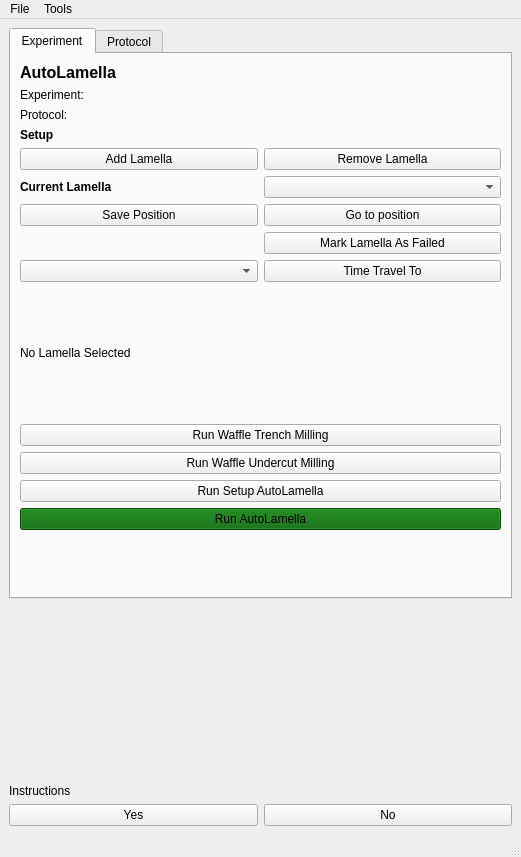
DeMarcoLab/autolamella, file autolamella/ui/qt/AutoLamellaUI.ui: the form before one commit.
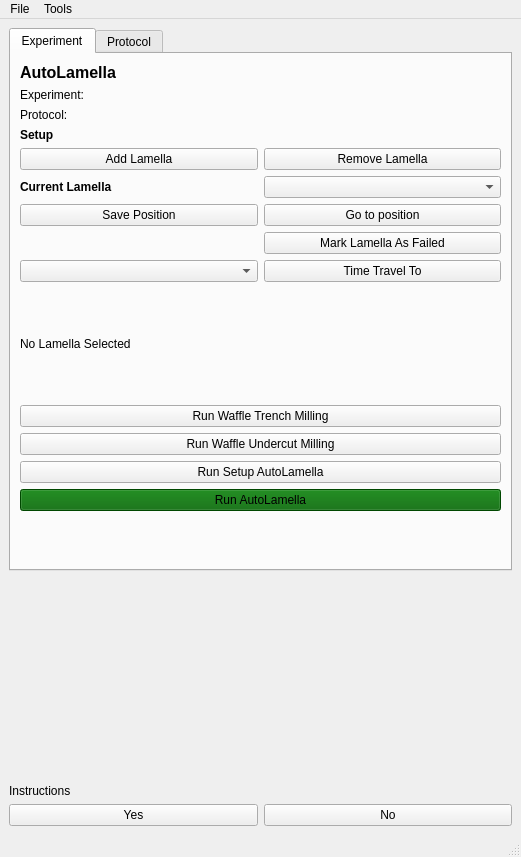
The form after the commit.

Diff of the .ui file:
```diff
--- a/autolamella/ui/qt/AutoLamellaUI.ui
+++ b/autolamella/ui/qt/AutoLamellaUI.ui
@@ -179,10 +179,458 @@
           <property name="text">
            <string>Run Waffle Trench Milling</string>
           </property>
+          <property name="default">
+           <bool>false</bool>
+          </property>
+          <property name="flat">
+           <bool>false</bool>
+          </property>
          </widget>
         </item>
         <item row="21" column="0" colspan="2">
          <widget class="QPushButton" name="pushButton_run_autolamella">
+          <property name="palette">
+           <palette>
+            <active>
+             <colorrole role="WindowText">
+              <brush brushstyle="SolidPattern">
+               <color alpha="255">
+                <red>0</red>
+                <green>0</green>
+                <blue>0</blue>
+               </color>
+              </brush>
+             </colorrole>
+             <colorrole role="Button">
+              <brush brushstyle="SolidPattern">
+               <color alpha="255">
+                <red>255</red>
+                <green>255</green>
+                <blue>255</blue>
+               </color>
+              </brush>
+             </colorrole>
+             <colorrole role="Light">
+              <brush brushstyle="SolidPattern">
+               <color alpha="255">
+                <red>255</red>
+                <green>255</green>
+                <blue>255</blue>
+               </color>
+              </brush>
+             </colorrole>
+             <colorrole role="Midlight">
+              <brush brushstyle="SolidPattern">
+               <color alpha="255">
+                <red>255</red>
+                <green>255</green>
+                <blue>255</blue>
+               </color>
+              </brush>
+             </colorrole>
+             <colorrole role="Dark">
+              <brush brushstyle="SolidPattern">
+               <color alpha="255">
+                <red>127</red>
+                <green>127</green>
+                <blue>127</blue>
+               </color>
+              </brush>
+             </colorrole>
+             <colorrole role="Mid">
+              <brush brushstyle="SolidPattern">
+               <color alpha="255">
+                <red>170</red>
+                <green>170</green>
+                <blue>170</blue>
+               </color>
+              </brush>
+             </colorrole>
+             <colorrole role="Text">
+              <brush brushstyle="SolidPattern">
+               <color alpha="255">
+                <red>0</red>
+                <green>0</green>
+                <blue>0</blue>
+               </color>
+              </brush>
+             </colorrole>
+             <colorrole role="BrightText">
+              <brush brushstyle="SolidPattern">
+               <color alpha="255">
+                <red>255</red>
+                <green>255</green>
+                <blue>255</blue>
+               </color>
+              </brush>
+             </colorrole>
+             <colorrole role="ButtonText">
+              <brush brushstyle="SolidPattern">
+               <color alpha="255">
+                <red>0</red>
+                <green>0</green>
+                <blue>0</blue>
+               </color>
+              </brush>
+             </colorrole>
+             <colorrole role="Base">
+              <brush brushstyle="SolidPattern">
+               <color alpha="255">
+                <red>255</red>
+                <green>255</green>
+                <blue>255</blue>
+               </color>
+              </brush>
+             </colorrole>
+             <colorrole role="Window">
+              <brush brushstyle="SolidPattern">
+               <color alpha="255">
+                <red>255</red>
+                <green>255</green>
+                <blue>255</blue>
+               </color>
+              </brush>
+             </colorrole>
+             <colorrole role="Shadow">
+              <brush brushstyle="SolidPattern">
+               <color alpha="255">
+                <red>0</red>
+                <green>0</green>
+                <blue>0</blue>
+               </color>
+              </brush>
+             </colorrole>
+             <colorrole role="AlternateBase">
+              <brush brushstyle="SolidPattern">
+               <color alpha="255">
+                <red>255</red>
+                <green>255</green>
+                <blue>255</blue>
+               </color>
+              </brush>
+             </colorrole>
+             <colorrole role="ToolTipBase">
+              <brush brushstyle="SolidPattern">
+               <color alpha="255">
+                <red>255</red>
+                <green>255</green>
+                <blue>220</blue>
+               </color>
+              </brush>
+             </colorrole>
+             <colorrole role="ToolTipText">
+              <brush brushstyle="SolidPattern">
+               <color alpha="255">
+                <red>0</red>
+                <green>0</green>
+                <blue>0</blue>
+               </color>
+              </brush>
+             </colorrole>
+             <colorrole role="PlaceholderText">
+              <brush brushstyle="SolidPattern">
+               <color alpha="128">
+                <red>0</red>
+                <green>0</green>
+                <blue>0</blue>
+               </color>
+              </brush>
+             </colorrole>
+            </active>
+            <inactive>
+             <colorrole role="WindowText">
+              <brush brushstyle="SolidPattern">
+               <color alpha="255">
+                <red>0</red>
+                <green>0</green>
+                <blue>0</blue>
+               </color>
+              </brush>
+             </colorrole>
+             <colorrole role="Button">
+              <brush brushstyle="SolidPattern">
+               <color alpha="255">
+                <red>255</red>
+                <green>255</green>
+                <blue>255</blue>
+               </color>
+              </brush>
+             </colorrole>
+             <colorrole role="Light">
+              <brush brushstyle="SolidPattern">
+               <color alpha="255">
+                <red>255</red>
+                <green>255</green>
+                <blue>255</blue>
+               </color>
+              </brush>
+             </colorrole>
+             <colorrole role="Midlight">
+              <brush brushstyle="SolidPattern">
+               <color alpha="255">
+                <red>255</red>
+                <green>255</green>
+                <blue>255</blue>
+               </color>
+              </brush>
+             </colorrole>
+             <colorrole role="Dark">
+              <brush brushstyle="SolidPattern">
+               <color alpha="255">
+                <red>127</red>
+                <green>127</green>
+                <blue>127</blue>
+               </color>
+              </brush>
+             </colorrole>
+             <colorrole role="Mid">
+              <brush brushstyle="SolidPattern">
+               <color alpha="255">
+                <red>170</red>
+                <green>170</green>
+                <blue>170</blue>
+               </color>
+              </brush>
+             </colorrole>
+             <colorrole role="Text">
+              <brush brushstyle="SolidPattern">
+               <color alpha="255">
+                <red>0</red>
+                <green>0</green>
+                <blue>0</blue>
+               </color>
+              </brush>
+             </colorrole>
+             <colorrole role="BrightText">
+              <brush brushstyle="SolidPattern">
+               <color alpha="255">
+                <red>255</red>
+                <green>255</green>
+                <blue>255</blue>
+               </color>
+              </brush>
+             </colorrole>
+             <colorrole role="ButtonText">
+              <brush brushstyle="SolidPattern">
+               <color alpha="255">
+                <red>0</red>
+                <green>0</green>
+                <blue>0</blue>
+               </color>
+              </brush>
+             </colorrole>
+             <colorrole role="Base">
+              <brush brushstyle="SolidPattern">
+               <color alpha="255">
+                <red>255</red>
+                <green>255</green>
+                <blue>255</blue>
+               </color>
+              </brush>
+             </colorrole>
+             <colorrole role="Window">
+              <brush brushstyle="SolidPattern">
+               <color alpha="255">
+                <red>255</red>
+                <green>255</green>
+                <blue>255</blue>
+               </color>
+              </brush>
+             </colorrole>
+             <colorrole role="Shadow">
+              <brush brushstyle="SolidPattern">
+               <color alpha="255">
+                <red>0</red>
+                <green>0</green>
+                <blue>0</blue>
+               </color>
+              </brush>
+             </colorrole>
+             <colorrole role="AlternateBase">
+              <brush brushstyle="SolidPattern">
+               <color alpha="255">
+                <red>255</red>
+                <green>255</green>
+                <blue>255</blue>
+               </color>
+              </brush>
+             </colorrole>
+             <colorrole role="ToolTipBase">
+              <brush brushstyle="SolidPattern">
+               <color alpha="255">
+                <red>255</red>
+                <green>255</green>
+                <blue>220</blue>
+               </color>
+              </brush>
+             </colorrole>
+             <colorrole role="ToolTipText">
+              <brush brushstyle="SolidPattern">
+               <color alpha="255">
+                <red>0</red>
+                <green>0</green>
+                <blue>0</blue>
+               </color>
+              </brush>
+             </colorrole>
+             <colorrole role="PlaceholderText">
+              <brush brushstyle="SolidPattern">
+               <color alpha="128">
+                <red>0</red>
+                <green>0</green>
+                <blue>0</blue>
+               </color>
+              </brush>
+             </colorrole>
+            </inactive>
+            <disabled>
+             <colorrole role="WindowText">
+              <brush brushstyle="SolidPattern">
+               <color alpha="255">
+                <red>127</red>
+                <green>127</green>
+                <blue>127</blue>
+               </color>
+              </brush>
+             </colorrole>
+             <colorrole role="Button">
+              <brush brushstyle="SolidPattern">
+               <color alpha="255">
+                <red>255</red>
+                <green>255</green>
+                <blue>255</blue>
+               </color>
+              </brush>
+             </colorrole>
+             <colorrole role="Light">
+              <brush brushstyle="SolidPattern">
+               <color alpha="255">
+                <red>255</red>
+                <green>255</green>
+                <blue>255</blue>
+               </color>
+              </brush>
+             </colorrole>
+             <colorrole role="Midlight">
+              <brush brushstyle="SolidPattern">
+               <color alpha="255">
+                <red>255</red>
+                <green>255</green>
+                <blue>255</blue>
+               </color>
+              </brush>
+             </colorrole>
+             <colorrole role="Dark">
+              <brush brushstyle="SolidPattern">
+               <color alpha="255">
+                <red>127</red>
+                <green>127</green>
+                <blue>127</blue>
+               </color>
+              </brush>
+             </colorrole>
+             <colorrole role="Mid">
+              <brush brushstyle="SolidPattern">
+               <color alpha="255">
+                <red>170</red>
+                <green>170</green>
+                <blue>170</blue>
+               </color>
+              </brush>
+             </colorrole>
+             <colorrole role="Text">
+              <brush brushstyle="SolidPattern">
+               <color alpha="255">
+                <red>127</red>
+                <green>127</green>
+                <blue>127</blue>
+               </color>
+              </brush>
+             </colorrole>
+             <colorrole role="BrightText">
+              <brush brushstyle="SolidPattern">
+               <color alpha="255">
+                <red>255</red>
+                <green>255</green>
+                <blue>255</blue>
+               </color>
+              </brush>
+             </colorrole>
+             <colorrole role="ButtonText">
+              <brush brushstyle="SolidPattern">
+               <color alpha="255">
+                <red>127</red>
+                <green>127</green>
+                <blue>127</blue>
+               </color>
+              </brush>
+             </colorrole>
+             <colorrole role="Base">
+              <brush brushstyle="SolidPattern">
+               <color alpha="255">
+                <red>255</red>
+                <green>255</green>
+                <blue>255</blue>
+               </color>
+              </brush>
+             </colorrole>
+             <colorrole role="Window">
+              <brush brushstyle="SolidPattern">
+               <color alpha="255">
+                <red>255</red>
+                <green>255</green>
+                <blue>255</blue>
+               </color>
+              </brush>
+             </colorrole>
+             <colorrole role="Shadow">
+              <brush brushstyle="SolidPattern">
+               <color alpha="255">
+                <red>0</red>
+                <green>0</green>
+                <blue>0</blue>
+               </color>
+              </brush>
+             </colorrole>
+             <colorrole role="AlternateBase">
+              <brush brushstyle="SolidPattern">
+               <color alpha="255">
+                <red>255</red>
+                <green>255</green>
+                <blue>255</blue>
+               </color>
+              </brush>
+             </colorrole>
+             <colorrole role="ToolTipBase">
+              <brush brushstyle="SolidPattern">
+               <color alpha="255">
+                <red>255</red>
+                <green>255</green>
+                <blue>220</blue>
+               </color>
+              </brush>
+             </colorrole>
+             <colorrole role="ToolTipText">
+              <brush brushstyle="SolidPattern">
+               <color alpha="255">
+                <red>0</red>
+                <green>0</green>
+                <blue>0</blue>
+               </color>
+              </brush>
+             </colorrole>
+             <colorrole role="PlaceholderText">
+              <brush brushstyle="SolidPattern">
+               <color alpha="128">
+                <red>0</red>
+                <green>0</green>
+                <blue>0</blue>
+               </color>
+              </brush>
+             </colorrole>
+            </disabled>
+           </palette>
+          </property>
           <property name="font">
            <font>
             <weight>50</weight>
@@ -195,6 +643,15 @@
           <property name="text">
            <string>Run AutoLamella</string>
           </property>
+          <property name="autoDefault">
+           <bool>false</bool>
+          </property>
+          <property name="default">
+           <bool>false</bool>
+          </property>
+          <property name="flat">
+           <bool>false</bool>
+          </property>
          </widget>
         </item>
         <item row="8" column="1">
@@ -354,37 +811,17 @@
           </property>
          </widget>
         </item>
-        <item row="8" column="0">
-         <widget class="QLabel" name="beamShiftAttemptsLabel">
-          <property name="text">
-           <string>Beam shift attempts</string>
-          </property>
-         </widget>
-        </item>
-        <item row="8" column="1">
-         <widget class="QDoubleSpinBox" name="beamshift_attempts"/>
-        </item>
-        <item row="9" column="0">
+        <item row="10" column="0">
          <widget class="QLabel" name="label_protocol_align_at">
           <property name="text">
            <string>Align at:</string>
           </property>
          </widget>
         </item>
-        <item row="9" column="1">
+        <item row="10" column="1">
          <widget class="QComboBox" name="comboBox_current_alignment"/>
         </item>
-        <item row="10" column="0">
-         <widget class="QLabel" name="label_protocol_align_with">
-          <property name="text">
-           <string>Align with: </string>
-          </property>
-         </widget>
-        </item>
-        <item row="10" column="1">
-         <widget class="QComboBox" name="comboBox_alignment_with"/>
-        </item>
-        <item row="12" column="0" colspan="2">
+        <item row="14" column="0" colspan="2">
          <widget class="QLabel" name="label_ml_header">
           <property name="font">
            <font>
@@ -397,27 +834,27 @@
           </property>
          </widget>
         </item>
-        <item row="13" column="0">
+        <item row="15" column="0">
          <widget class="QLabel" name="label_ml_checkpoint">
           <property name="text">
            <string>Checkpoint</string>
           </property>
          </widget>
         </item>
-        <item row="13" column="1">
+        <item row="15" column="1">
          <widget class="QLineEdit" name="lineEdit_ml_checkpoint"/>
         </item>
-        <item row="14" column="0">
+        <item row="16" column="0">
          <widget class="QLabel" name="label_ml_encoder">
           <property name="text">
            <string>Encoder</string>
           </property>
          </widget>
         </item>
-        <item row="14" column="1">
+        <item row="16" column="1">
          <widget class="QLineEdit" name="lineEdit_ml_encoder"/>
         </item>
-        <item row="15" column="0" colspan="2">
+        <item row="17" column="0" colspan="2">
          <widget class="QLabel" name="label_supervise_header">
           <property name="font">
            <font>
@@ -430,69 +867,82 @@
           </property>
          </widget>
         </item>
-        <item row="16" column="0">
+        <item row="18" column="0">
          <widget class="QCheckBox" name="checkBox_trench">
           <property name="text">
            <string>Trench Stage</string>
           </property>
          </widget>
         </item>
-        <item row="16" column="1">
+        <item row="18" column="1">
          <widget class="QCheckBox" name="checkBox_setup">
           <property name="text">
            <string>Setup Stage</string>
           </property>
          </widget>
         </item>
-        <item row="17" column="0">
+        <item row="19" column="0">
          <widget class="QCheckBox" name="checkBox_undercut">
           <property name="text">
            <string>Undercut Stage</string>
           </property>
          </widget>
         </item>
-        <item row="17" column="1">
+        <item row="19" column="1">
          <widget class="QCheckBox" name="checkBox_features">
           <property name="text">
            <string>Features Stage</string>
           </property>
          </widget>
         </item>
-        <item row="18" column="1">
+        <item row="20" column="1">
          <widget class="QCheckBox" name="checkBox_supervise_mill_rough">
           <property name="text">
            <string>Mill Rough Stage</string>
           </property>
          </widget>
         </item>
-        <item row="19" column="1">
+        <item row="21" column="1">
          <widget class="QCheckBox" name="checkBox_supervise_mill_regular">
           <property name="text">
            <string>Mill Regular Stage</string>
           </property>
          </widget>
         </item>
-        <item row="20" column="1">
+        <item row="22" column="1">
          <widget class="QCheckBox" name="checkBox_supervise_mill_polishing">
           <property name="text">
            <string>Mill Polishing Stage</string>
           </property>
          </widget>
         </item>
-        <item row="23" column="0" colspan="2">
+        <item row="25" column="0" colspan="2">
          <widget class="QPushButton" name="pushButton_update_protocol">
           <property name="text">
            <string>Update Protocol</string>
           </property>
          </widget>
         </item>
-        <item row="24" column="0" colspan="2">
-         <widget class="QPushButton" name="export_protocol">
+        <item row="12" column="0">
+         <widget class="QLabel" name="beamShiftAttemptsLabel">
           <property name="text">
-           <string>Save protocol to file</string>
+           <string>Align attempts</string>
           </property>
          </widget>
         </item>
+        <item row="12" column="1">
+         <widget class="QDoubleSpinBox" name="beamshift_attempts"/>
+        </item>
+        <item row="9" column="0">
+         <widget class="QLabel" name="label_protocol_align_with">
+          <property name="text">
+           <string>Align with: </string>
+          </property>
+         </widget>
+        </item>
+        <item row="9" column="1">
+         <widget class="QComboBox" name="comboBox_alignment_with"/>
+        </item>
        </layout>
       </widget>
      </widget>
@@ -505,7 +955,7 @@
      <x>0</x>
      <y>0</y>
      <width>521</width>
-     <height>20</height>
+     <height>21</height>
     </rect>
    </property>
    <widget class="QMenu" name="menuAutoLamella">
@@ -514,8 +964,9 @@
     </property>
     <addaction name="actionNew_Experiment"/>
     <addaction name="actionLoad_Experiment"/>
+    <addaction name="separator"/>
     <addaction name="actionLoad_Protocol"/>
-    <addaction name="separator"/>
+    <addaction name="actionSave_Protocol"/>
    </widget>
    <widget class="QMenu" name="menuTools">
     <property name="title">
@@ -560,6 +1011,11 @@
     <string>Open Minimap</string>
    </property>
   </action>
+  <action name="actionSave_Protocol">
+   <property name="text">
+    <string>Save Protocol</string>
+   </property>
+  </action>
  </widget>
  <resources/>
  <connections/>
```
